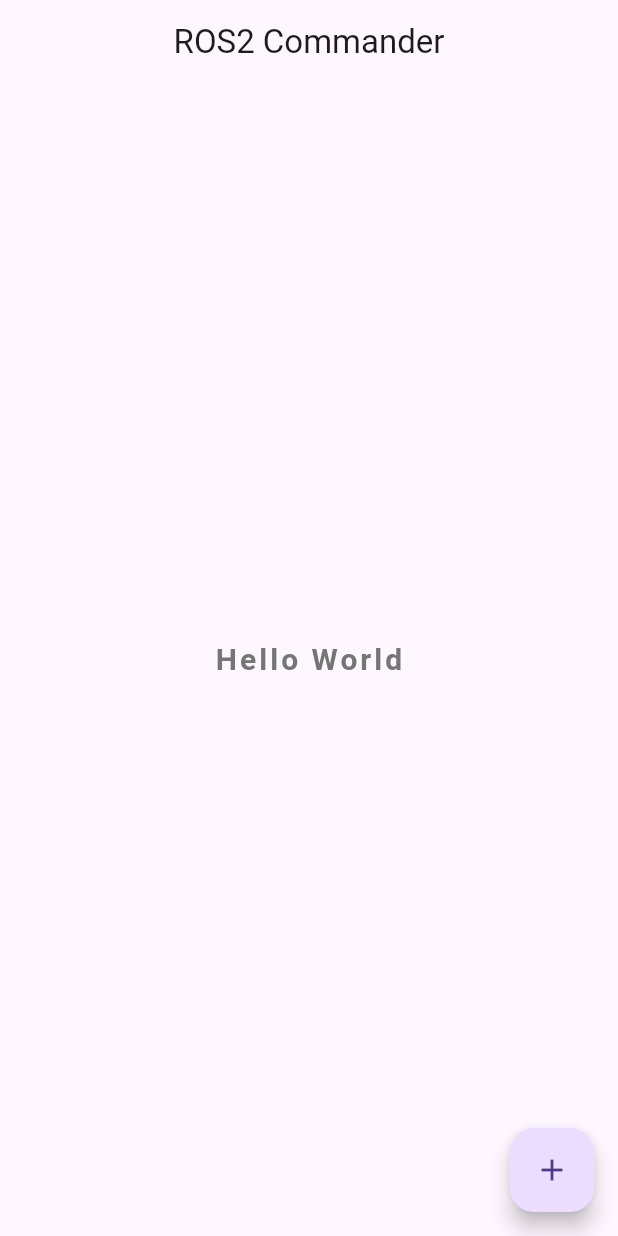
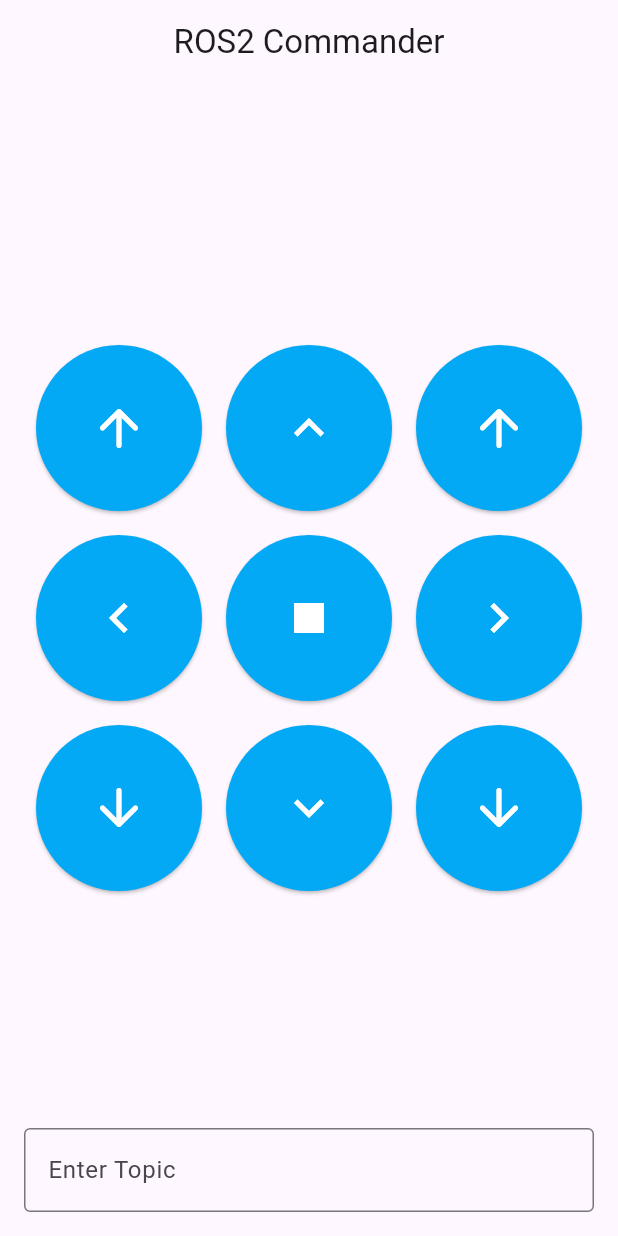
Before and after one commit to AkshatSharma05/ROS2Commander, a Flutter app: the screen it shows after launch, on a phone screen of 412 x 824 dp. Run offline on Flutter 3.47's test engine with Material 3 defaults, Android fonts, the phone set to English and light mode, and no system bars; Roboto replaces fonts that are missing (IndieFlower).

Commit message:
added controller buttons and topic field

```diff
--- a/lib/main.dart
+++ b/lib/main.dart
@@ -9,30 +9,61 @@ class Home extends StatelessWidget {
 
   @override
   Widget build(BuildContext context) {
-    return
-  Scaffold(
+    final List<IconData> icons = [
+      Icons.arrow_upward_rounded,
+      Icons.keyboard_arrow_up,
+      Icons.arrow_upward_rounded,
+      Icons.keyboard_arrow_left,
+      Icons.stop, // This will not be used as the center is empty
+      Icons.keyboard_arrow_right,
+      Icons.arrow_downward_rounded,
+      Icons.keyboard_arrow_down,
+      Icons.arrow_downward_rounded,
+    ];
+
+    return Scaffold(
       appBar: AppBar(
         title: Text('ROS2 Commander'),
         centerTitle: true,
       ),
-    body: Center(
-      child: Text(
-        'Hello World',
-        style: TextStyle(
-          fontSize: 20.0,
-          fontWeight: FontWeight.bold,
-          letterSpacing: 2.0,
-          color: Colors.grey[600],
-          fontFamily: 'IndieFlower',
+      body: Padding(
+        padding: const EdgeInsets.all(16.0),
+        child: Column(
+          children: [
+            Expanded(
+              child: Align(
+                alignment: Alignment.center,
+                child: GridView.count(
+                  crossAxisCount: 3,
+                  shrinkWrap: true,
+                  children: List.generate(9, (index) {
+                    return Padding(
+                      padding: const EdgeInsets.all(8.0),
+                      child: ElevatedButton(
+                        onPressed: () {},
+                        style: ElevatedButton.styleFrom(
+                          backgroundColor: Colors.lightBlue,
+                          foregroundColor: Colors.white,
+                        ),
+                        child: Icon(
+                          icons[index],
+                          size: 40.0, // Increase the icon size
+                        ),
+                      ),
+                    );
+                  }),
                 ),
               ),
             ),
-    floatingActionButton: FloatingActionButton(
-      onPressed: () {},
-      child: Icon(
-        Icons.add
+            TextField(
+              decoration: InputDecoration(
+                border: OutlineInputBorder(),
+                labelText: 'Enter Topic',
               ),
-    )
+            ),
+          ],
+        ),
+      ),
     );
   }
 }
```
Lines whose indentation alone changed are shown as unchanged.
